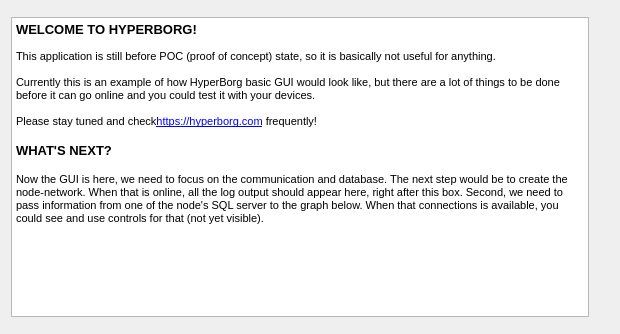
Qt form node/hud.ui (hyperborg/hyperborg) before a commit.
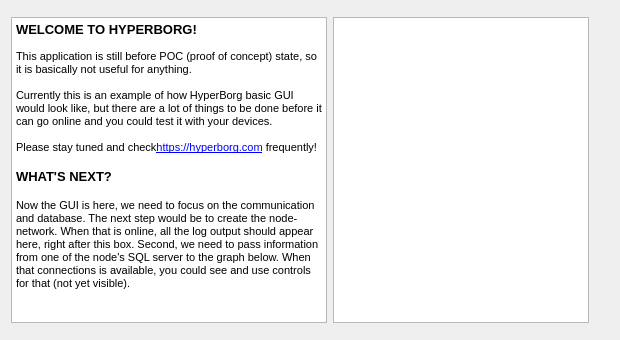
The same form after that commit. Custom widgets are drawn as their Qt base class.

What changed in the file:
```diff
--- a/node/hud.ui
+++ b/node/hud.ui
@@ -7,7 +7,7 @@
     <x>0</x>
     <y>0</y>
     <width>620</width>
-    <height>300</height>
+    <height>340</height>
    </rect>
   </property>
   <property name="windowTitle">
@@ -26,9 +26,9 @@
      <item>
       <layout class="QVBoxLayout" name="verticalLayout_2">
        <item>
-        <layout class="QGridLayout" name="maingridlayout" rowstretch="0" columnstretch="1">
+        <layout class="QGridLayout" name="maingridlayout" rowstretch="0" columnstretch="1,0">
          <item row="0" column="0">
-          <widget class="QTextBrowser" name="log">
+          <widget class="QTextBrowser" name="whatsnews">
            <property name="sizePolicy">
             <sizepolicy hsizetype="Expanding" vsizetype="MinimumExpanding">
              <horstretch>0</horstretch>
@@ -53,6 +53,9 @@
            </property>
           </widget>
          </item>
+         <item row="0" column="1">
+          <widget class="QTextBrowser" name="log"/>
+         </item>
         </layout>
        </item>
       </layout>
```
